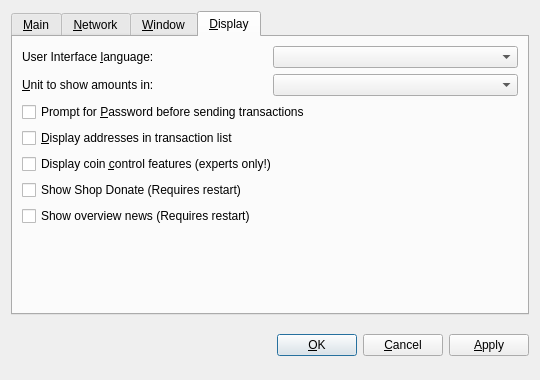
Above: src/qt/forms/optionsdialog.ui from MintcoinCommunity/Mintcoin-Desktop-Wallet before the change. Below: the same form after it.
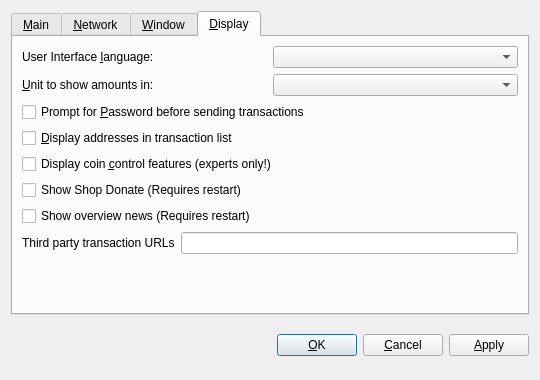
That is the form after the change. The open tabs and pages were chosen to show the change. Custom widgets are drawn as their Qt base class.

Commit message: [Qt] Add optional 3rd party transaction URLs

Diff of the .ui file:
```diff
--- a/src/qt/forms/optionsdialog.ui
+++ b/src/qt/forms/optionsdialog.ui
@@ -374,6 +374,30 @@
          </property>
         </widget>
        </item>
+       <item>
+        <layout class="QHBoxLayout" name="horizontalLayout_3_Display">
+         <item>
+          <widget class="QLabel" name="thirdPartyTxUrlsLabel">
+           <property name="toolTip">
+            <string>Third party URLs (e.g. a block explorer) that appear in the transactions tab as context menu items. %s in the URL is replaced by transaction hash. Multiple URLs are separated by vertical bar |.</string>
+           </property>
+            <property name="text">
+             <string>Third party transaction URLs</string>
+            </property>
+            <property name="buddy">
+             <cstring>thirdPartyTxUrls</cstring>
+            </property>
+           </widget>
+          </item>
+          <item>
+           <widget class="QLineEdit" name="thirdPartyTxUrls">
+            <property name="toolTip">
+             <string>Third party URLs (e.g. a block explorer) that appear in the transactions tab as context menu items. %s in the URL is replaced by transaction hash. Multiple URLs are separated by vertical bar |.</string>
+           </property>
+          </widget>
+         </item>
+        </layout>
+       </item>
        <item>
         <spacer name="verticalSpacer_Display">
          <property name="orientation">
```
The commit also changes 8 other files.
